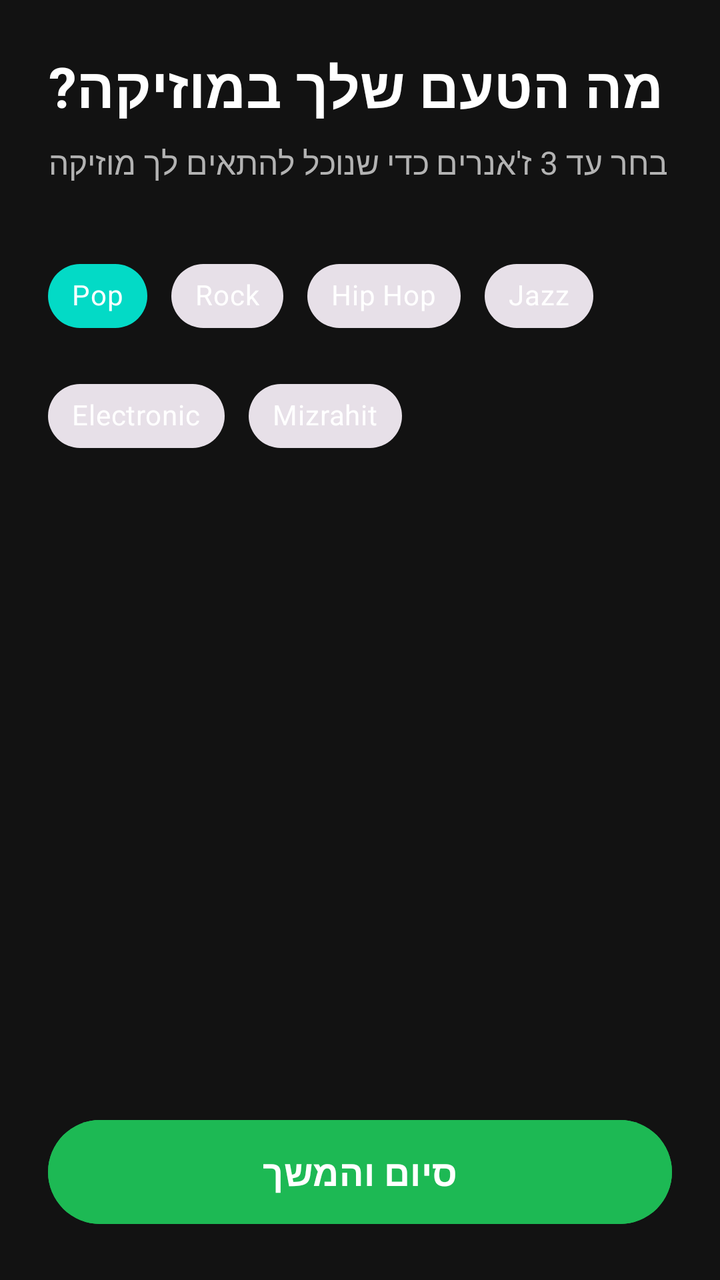
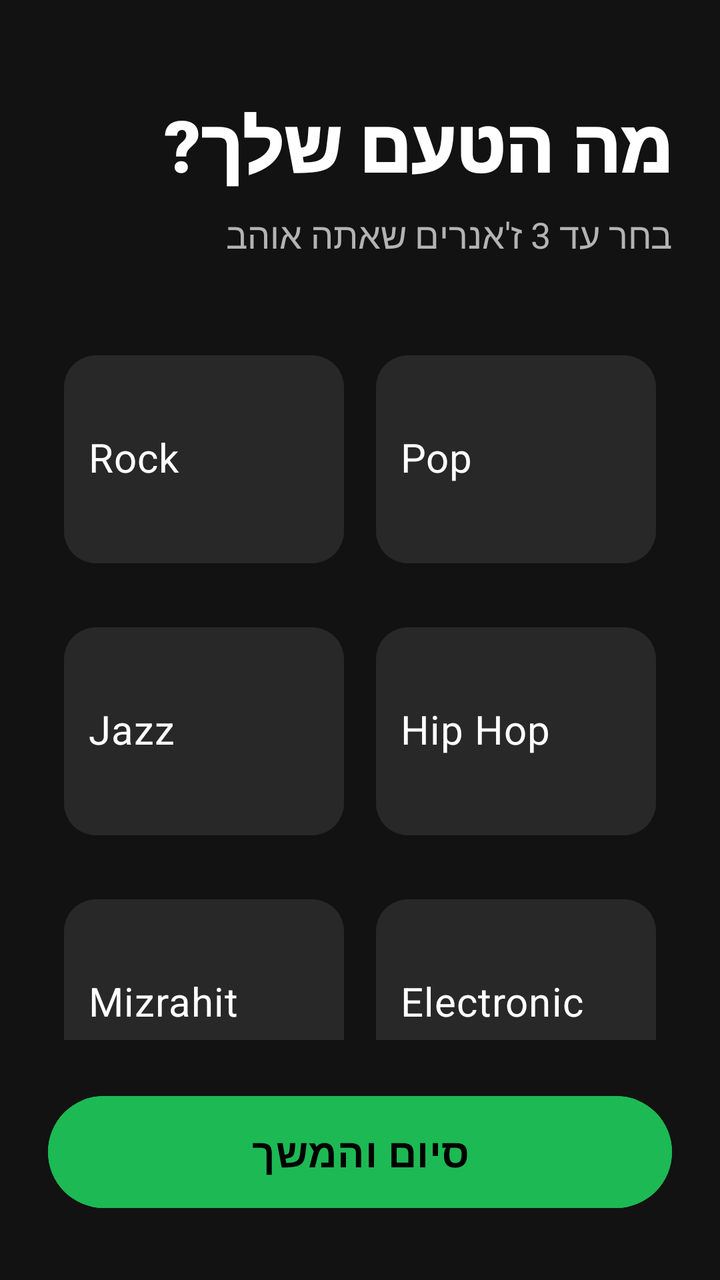

An Android layout rendered at two revisions. The XML below is the earlier revision; the diff shows what the commit changed to produce the second picture.
<!-- AndroidManifest.xml: application theme Theme.SpotifyClone -->
<!-- res/layout/activity_genre.xml -->
<?xml version="1.0" encoding="utf-8"?>
<RelativeLayout xmlns:android="http://schemas.android.com/apk/res/android"
    xmlns:app="http://schemas.android.com/apk/res-auto"
    android:layout_width="match_parent"
    android:layout_height="match_parent"
    android:background="#121212"
    android:padding="24dp">

    <TextView
        android:id="@+id/titleText"
        android:layout_width="wrap_content"
        android:layout_height="wrap_content"
        android:text="מה הטעם שלך במוזיקה?"
        android:textColor="#FFFFFF"
        android:textSize="28sp"
        android:textStyle="bold"
        android:layout_marginBottom="8dp"/>

    <TextView
        android:id="@+id/subTitle"
        android:layout_width="wrap_content"
        android:layout_height="wrap_content"
        android:layout_below="@id/titleText"
        android:text="בחר עד 3 ז'אנרים כדי שנוכל להתאים לך מוזיקה"
        android:textColor="#B3B3B3"
        android:textSize="16sp" />

    <ScrollView
        android:layout_width="match_parent"
        android:layout_height="wrap_content"
        android:layout_above="@id/finishBtn"
        android:layout_below="@id/subTitle"
        android:layout_marginTop="32dp"
        android:layout_marginBottom="16dp">

        <com.google.android.material.chip.ChipGroup
            android:id="@+id/genreChipGroup"
            android:layout_width="match_parent"
            android:layout_height="wrap_content"
            app:chipSpacingHorizontal="12dp"
            app:chipSpacingVertical="12dp"
            app:singleSelection="false">

            <com.google.android.material.chip.Chip
                style="@style/Widget.MaterialComponents.Chip.Filter"
                android:layout_width="wrap_content"
                android:layout_height="wrap_content"
                android:text="Pop"
                android:textColor="#FFFFFF"
                app:chipBackgroundColor="@color/design_default_color_secondary" />

            <com.google.android.material.chip.Chip
                style="@style/Widget.MaterialComponents.Chip.Filter"
                android:layout_width="wrap_content"
                android:layout_height="wrap_content"
                android:text="Rock"
                android:textColor="#FFFFFF" />

            <com.google.android.material.chip.Chip
                style="@style/Widget.MaterialComponents.Chip.Filter"
                android:layout_width="wrap_content"
                android:layout_height="wrap_content"
                android:text="Hip Hop"
                android:textColor="#FFFFFF" />

            <com.google.android.material.chip.Chip
                style="@style/Widget.MaterialComponents.Chip.Filter"
                android:layout_width="wrap_content"
                android:layout_height="wrap_content"
                android:text="Jazz"
                android:textColor="#FFFFFF" />

            <com.google.android.material.chip.Chip
                style="@style/Widget.MaterialComponents.Chip.Filter"
                android:layout_width="wrap_content"
                android:layout_height="wrap_content"
                android:text="Electronic"
                android:textColor="#FFFFFF" />

            <com.google.android.material.chip.Chip
                style="@style/Widget.MaterialComponents.Chip.Filter"
                android:layout_width="wrap_content"
                android:layout_height="wrap_content"
                android:text="Mizrahit"
                android:textColor="#FFFFFF" />

        </com.google.android.material.chip.ChipGroup>
    </ScrollView>

    <Button
        android:id="@+id/finishBtn"
        android:layout_width="match_parent"
        android:layout_height="60dp"
        android:layout_alignParentBottom="true"
        android:backgroundTint="#1DB954"
        android:text="סיום והמשך"
        android:textColor="#FFFFFF"
        android:textSize="18sp"
        android:textStyle="bold"
        app:cornerRadius="30dp" />

</RelativeLayout>
<!-- resources referenced by this layout -->
<resources>
  <style name="Theme.SpotifyClone" parent="Base.Theme.SpotifyClone" />
  <style name="Base.Theme.SpotifyClone" parent="Theme.Material3.DayNight.NoActionBar">
          
          
      </style>
</resources>

<!-- the commit's change to res/layout/activity_genre.xml (unified diff, before → after) -->
@@ -1,102 +1,143 @@
 <?xml version="1.0" encoding="utf-8"?>
-<RelativeLayout xmlns:android="http://schemas.android.com/apk/res/android"
+<androidx.constraintlayout.widget.ConstraintLayout
+    xmlns:android="http://schemas.android.com/apk/res/android"
     xmlns:app="http://schemas.android.com/apk/res-auto"
     android:layout_width="match_parent"
     android:layout_height="match_parent"
     android:background="#121212"
-    android:padding="24dp">
+    android:padding="24dp"
+    android:layoutDirection="rtl">
 
     <TextView
         android:id="@+id/titleText"
         android:layout_width="wrap_content"
         android:layout_height="wrap_content"
-        android:text="מה הטעם שלך במוזיקה?"
+        android:layout_marginTop="24dp"
+        android:text="מה הטעם שלך?"
         android:textColor="#FFFFFF"
-        android:textSize="28sp"
-        android:textStyle="bold"
-        android:layout_marginBottom="8dp"/>
+        android:textSize="36sp"
+        android:fontFamily="sans-serif-black"
+        app:layout_constraintStart_toStartOf="parent"
+        app:layout_constraintTop_toTopOf="parent" />
 
     <TextView
         android:id="@+id/subTitle"
-        android:layout_width="wrap_content"
+        android:layout_width="0dp"
         android:layout_height="wrap_content"
-        android:layout_below="@id/titleText"
-        android:text="בחר עד 3 ז'אנרים כדי שנוכל להתאים לך מוזיקה"
+        android:layout_marginTop="8dp"
+        android:text="בחר עד 3 ז'אנרים שאתה אוהב"
         android:textColor="#B3B3B3"
-        android:textSize="16sp" />
+        android:textSize="18sp"
+        app:layout_constraintEnd_toEndOf="parent"
+        app:layout_constraintStart_toStartOf="parent"
+        app:layout_constraintTop_toBottomOf="@id/titleText" />
 
-    <ScrollView
+    <androidx.core.widget.NestedScrollView
         android:layout_width="match_parent"
-        android:layout_height="wrap_content"
-        android:layout_above="@id/finishBtn"
-        android:layout_below="@id/subTitle"
+        android:layout_height="0dp"
         android:layout_marginTop="32dp"
-        android:layout_marginBottom="16dp">
+        android:layout_marginBottom="24dp"
+        android:fillViewport="true"
+        app:layout_constraintBottom_toTopOf="@id/finishBtn"
+        app:layout_constraintTop_toBottomOf="@id/subTitle">
 
-        <com.google.android.material.chip.ChipGroup
-            android:id="@+id/genreChipGroup"
+        <GridLayout
+            android:id="@+id/genreGridLayout"
             android:layout_width="match_parent"
             android:layout_height="wrap_content"
-            app:chipSpacingHorizontal="12dp"
-            app:chipSpacingVertical="12dp"
-            app:singleSelection="false">
+            android:columnCount="2"
+            android:alignmentMode="alignMargins"
+            android:columnOrderPreserved="false">
 
             <com.google.android.material.chip.Chip
                 style="@style/Widget.MaterialComponents.Chip.Filter"
-                android:layout_width="wrap_content"
-                android:layout_height="wrap_content"
+                android:layout_width="0dp"
+                android:layout_height="120dp"
+                android:layout_columnWeight="1"
+                android:layout_margin="8dp"
                 android:text="Pop"
+                android:textSize="20sp"
                 android:textColor="#FFFFFF"
-                app:chipBackgroundColor="@color/design_default_color_secondary" />
+                app:chipBackgroundColor="#282828"
+                app:chipCornerRadius="16dp"
+                app:chipStrokeWidth="0dp"
+                app:checkedIconVisible="true"
+                app:checkedIconTint="#1DB954" />
 
             <com.google.android.material.chip.Chip
                 style="@style/Widget.MaterialComponents.Chip.Filter"
-                android:layout_width="wrap_content"
-                android:layout_height="wrap_content"
+                android:layout_width="0dp"
+                android:layout_height="120dp"
+                android:layout_columnWeight="1"
+                android:layout_margin="8dp"
                 android:text="Rock"
-                android:textColor="#FFFFFF" />
+                android:textSize="20sp"
+                android:textColor="#FFFFFF"
+                app:chipBackgroundColor="#282828"
+                app:chipCornerRadius="16dp" />
 
             <com.google.android.material.chip.Chip
                 style="@style/Widget.MaterialComponents.Chip.Filter"
-                android:layout_width="wrap_content"
-                android:layout_height="wrap_content"
+                android:layout_width="0dp"
+                android:layout_height="120dp"
+                android:layout_columnWeight="1"
+                android:layout_margin="8dp"
                 android:text="Hip Hop"
-                android:textColor="#FFFFFF" />
+                android:textSize="20sp"
+                android:textColor="#FFFFFF"
+                app:chipBackgroundColor="#282828"
+                app:chipCornerRadius="16dp" />
 
             <com.google.android.material.chip.Chip
                 style="@style/Widget.MaterialComponents.Chip.Filter"
-                android:layout_width="wrap_content"
-                android:layout_height="wrap_content"
+                android:layout_width="0dp"
+                android:layout_height="120dp"
+                android:layout_columnWeight="1"
+                android:layout_margin="8dp"
                 android:text="Jazz"
-                android:textColor="#FFFFFF" />
+                android:textSize="20sp"
+                android:textColor="#FFFFFF"
+                app:chipBackgroundColor="#282828"
+                app:chipCornerRadius="16dp" />
 
             <com.google.android.material.chip.Chip
                 style="@style/Widget.MaterialComponents.Chip.Filter"
-                android:layout_width="wrap_content"
-                android:layout_height="wrap_content"
+                android:layout_width="0dp"
+                android:layout_height="120dp"
+                android:layout_columnWeight="1"
+                android:layout_margin="8dp"
                 android:text="Electronic"
-                android:textColor="#FFFFFF" />
+                android:textSize="20sp"
+                android:textColor="#FFFFFF"
+                app:chipBackgroundColor="#282828"
+                app:chipCornerRadius="16dp" />
 
             <com.google.android.material.chip.Chip
                 style="@style/Widget.MaterialComponents.Chip.Filter"
-                android:layout_width="wrap_content"
-                android:layout_height="wrap_content"
+                android:layout_width="0dp"
+                android:layout_height="120dp"
+                android:layout_columnWeight="1"
+                android:layout_margin="8dp"
                 android:text="Mizrahit"
-                android:textColor="#FFFFFF" />
+                android:textSize="20sp"
+                android:textColor="#FFFFFF"
+                app:chipBackgroundColor="#282828"
+                app:chipCornerRadius="16dp" />
 
-        </com.google.android.material.chip.ChipGroup>
-    </ScrollView>
+        </GridLayout>
+    </androidx.core.widget.NestedScrollView>
 
-    <Button
+    <com.google.android.material.button.MaterialButton
         android:id="@+id/finishBtn"
         android:layout_width="match_parent"
-        android:layout_height="60dp"
-        android:layout_alignParentBottom="true"
+        android:layout_height="64dp"
+        android:layout_marginBottom="8dp"
         android:backgroundTint="#1DB954"
         android:text="סיום והמשך"
-        android:textColor="#FFFFFF"
-        android:textSize="18sp"
+        android:textColor="#000000"
+        android:textSize="20sp"
         android:textStyle="bold"
-        app:cornerRadius="30dp" />
+        app:cornerRadius="32dp"
+        app:layout_constraintBottom_toBottomOf="parent" />
 
-</RelativeLayout>
+</androidx.constraintlayout.widget.ConstraintLayout>
